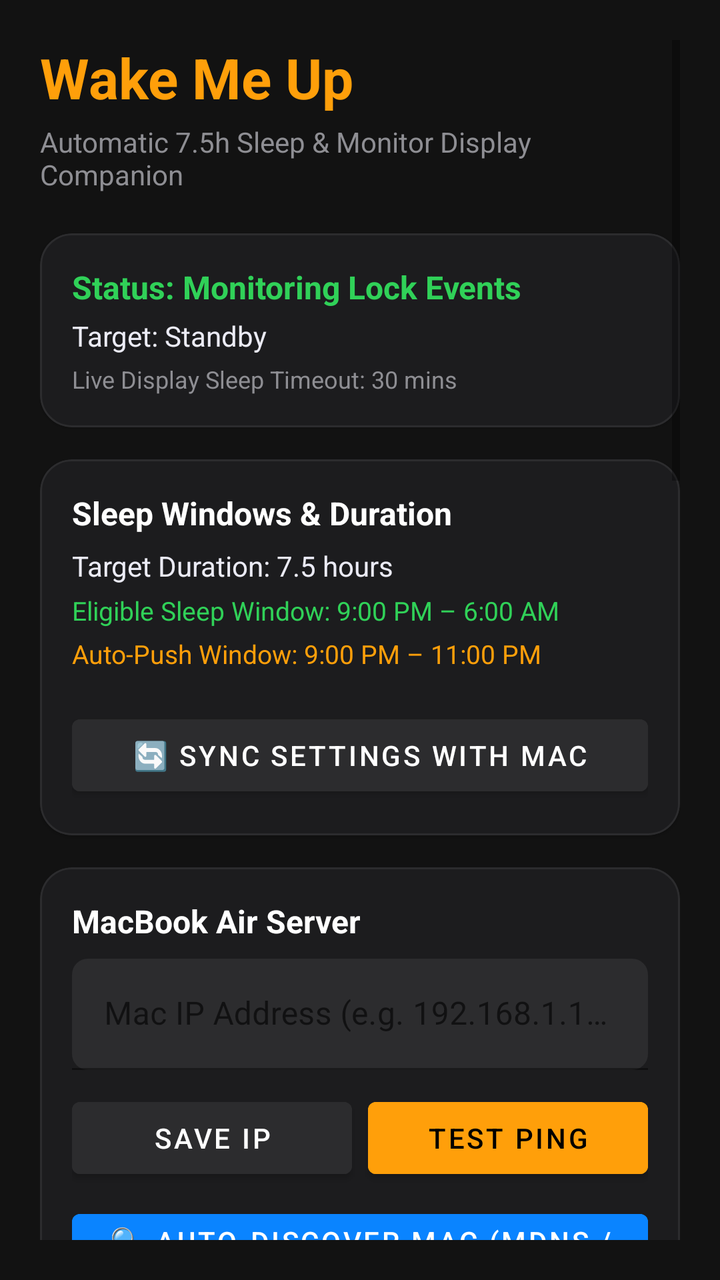
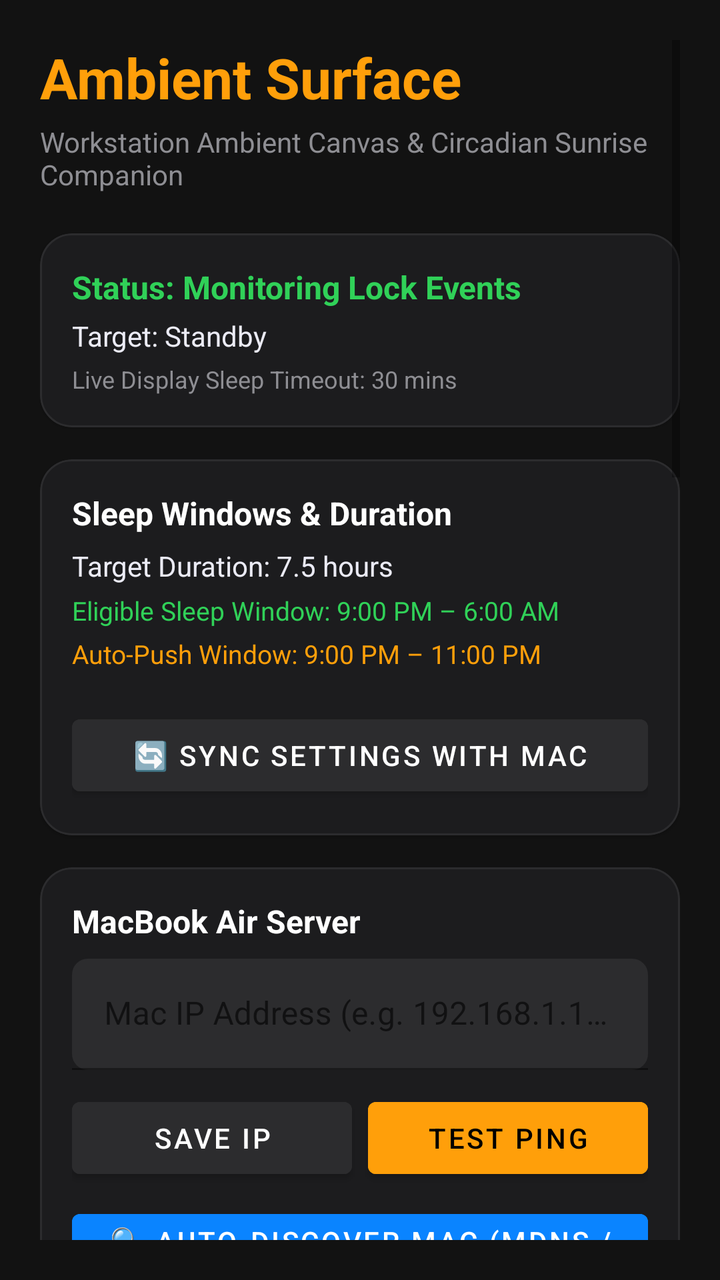

Compare the two renders of this Android layout. The source of the first and the diff that turns it into the second are given below.
<!-- AndroidManifest.xml: application theme Theme.Material3.DayNight.NoActionBar -->
<!-- res/layout/activity_main.xml -->
<?xml version="1.0" encoding="utf-8"?>
<ScrollView xmlns:android="http://schemas.android.com/apk/res/android"
    xmlns:app="http://schemas.android.com/apk/res-auto"
    android:layout_width="match_parent"
    android:layout_height="match_parent"
    android:background="#121212"
    android:padding="20dp">

    <LinearLayout
        android:layout_width="match_parent"
        android:layout_height="wrap_content"
        android:orientation="vertical">

        
        <TextView
            android:layout_width="wrap_content"
            android:layout_height="wrap_content"
            android:text="Wake Me Up"
            android:textColor="#FF9F0A"
            android:textSize="28sp"
            android:textStyle="bold" />

        <TextView
            android:layout_width="wrap_content"
            android:layout_height="wrap_content"
            android:layout_marginTop="4dp"
            android:text="Automatic 7.5h Sleep &amp; Monitor Display Companion"
            android:textColor="#8E8E93"
            android:textSize="14sp" />

        
        <com.google.android.material.card.MaterialCardView
            android:layout_width="match_parent"
            android:layout_height="wrap_content"
            android:layout_marginTop="20dp"
            app:cardBackgroundColor="#1C1C1E"
            app:cardCornerRadius="16dp"
            app:strokeColor="#2C2C2E"
            app:strokeWidth="1dp">

            <LinearLayout
                android:layout_width="match_parent"
                android:layout_height="wrap_content"
                android:orientation="vertical"
                android:padding="16dp">

                <TextView
                    android:id="@+id/tvSleepStatus"
                    android:layout_width="wrap_content"
                    android:layout_height="wrap_content"
                    android:text="Status: Monitoring Lock Events"
                    android:textColor="#30D158"
                    android:textSize="16sp"
                    android:textStyle="bold" />

                <TextView
                    android:id="@+id/tvWakeTarget"
                    android:layout_width="wrap_content"
                    android:layout_height="wrap_content"
                    android:layout_marginTop="4dp"
                    android:text="Target: Standby"
                    android:textColor="#EBEBF5"
                    android:textSize="14sp" />

                <TextView
                    android:id="@+id/tvDisplayTimeout"
                    android:layout_width="wrap_content"
                    android:layout_height="wrap_content"
                    android:layout_marginTop="4dp"
                    android:text="Live Display Sleep Timeout: 30 mins"
                    android:textColor="#8E8E93"
                    android:textSize="12sp" />

            </LinearLayout>
        </com.google.android.material.card.MaterialCardView>

        
        <com.google.android.material.card.MaterialCardView
            android:layout_width="match_parent"
            android:layout_height="wrap_content"
            android:layout_marginTop="16dp"
            app:cardBackgroundColor="#1C1C1E"
            app:cardCornerRadius="16dp"
            app:strokeColor="#2C2C2E"
            app:strokeWidth="1dp">

            <LinearLayout
                android:layout_width="match_parent"
                android:layout_height="wrap_content"
                android:orientation="vertical"
                android:padding="16dp">

                <TextView
                    android:layout_width="wrap_content"
                    android:layout_height="wrap_content"
                    android:text="Sleep Windows &amp; Duration"
                    android:textColor="#FFFFFF"
                    android:textSize="16sp"
                    android:textStyle="bold" />

                <TextView
                    android:id="@+id/tvSleepDuration"
                    android:layout_width="wrap_content"
                    android:layout_height="wrap_content"
                    android:layout_marginTop="6dp"
                    android:text="Target Duration: 7.5 hours"
                    android:textColor="#EBEBF5"
                    android:textSize="14sp" />

                <TextView
                    android:id="@+id/tvSleepWindow"
                    android:layout_width="wrap_content"
                    android:layout_height="wrap_content"
                    android:layout_marginTop="4dp"
                    android:text="Eligible Sleep Window: 9:00 PM – 6:00 AM"
                    android:textColor="#30D158"
                    android:textSize="13sp" />

                <TextView
                    android:id="@+id/tvAutoPushWindow"
                    android:layout_width="wrap_content"
                    android:layout_height="wrap_content"
                    android:layout_marginTop="4dp"
                    android:text="Auto-Push Window: 9:00 PM – 11:00 PM"
                    android:textColor="#FF9F0A"
                    android:textSize="13sp" />

                <com.google.android.material.materialswitch.MaterialSwitch
                    android:id="@+id/switchAwayMode"
                    android:layout_width="match_parent"
                    android:layout_height="wrap_content"
                    android:layout_marginTop="10dp"
                    android:text="Away Mode (Suppress Monitors)"
                    android:textColor="#FFFFFF"
                    android:textSize="14sp" />

                <Button
                    android:id="@+id/btnSyncConfig"
                    android:layout_width="match_parent"
                    android:layout_height="wrap_content"
                    android:layout_marginTop="8dp"
                    android:backgroundTint="#2C2C2E"
                    android:text="🔄 Sync Settings with Mac"
                    android:textColor="#FFFFFF" />

            </LinearLayout>
        </com.google.android.material.card.MaterialCardView>

        
        <com.google.android.material.card.MaterialCardView
            android:layout_width="match_parent"
            android:layout_height="wrap_content"
            android:layout_marginTop="16dp"
            app:cardBackgroundColor="#1C1C1E"
            app:cardCornerRadius="16dp"
            app:strokeColor="#2C2C2E"
            app:strokeWidth="1dp">

            <LinearLayout
                android:layout_width="match_parent"
                android:layout_height="wrap_content"
                android:orientation="vertical"
                android:padding="16dp">

                <TextView
                    android:layout_width="wrap_content"
                    android:layout_height="wrap_content"
                    android:text="MacBook Air Server"
                    android:textColor="#FFFFFF"
                    android:textSize="16sp"
                    android:textStyle="bold" />

                <com.google.android.material.textfield.TextInputLayout
                    android:layout_width="match_parent"
                    android:layout_height="wrap_content"
                    android:layout_marginTop="8dp"
                    android:hint="Mac IP Address (e.g. 192.168.1.100)"
                    app:boxBackgroundColor="#2C2C2E"
                    app:boxCornerRadiusBottomEnd="8dp"
                    app:boxCornerRadiusBottomStart="8dp"
                    app:boxCornerRadiusTopEnd="8dp"
                    app:boxCornerRadiusTopStart="8dp">

                    <com.google.android.material.textfield.TextInputEditText
                        android:id="@+id/etMacHost"
                        android:layout_width="match_parent"
                        android:layout_height="wrap_content"
                        android:inputType="textUri"
                        android:textColor="#FFFFFF" />
                </com.google.android.material.textfield.TextInputLayout>

                <LinearLayout
                    android:layout_width="match_parent"
                    android:layout_height="wrap_content"
                    android:layout_marginTop="10dp"
                    android:orientation="horizontal">

                    <Button
                        android:id="@+id/btnSaveHost"
                        android:layout_width="0dp"
                        android:layout_height="wrap_content"
                        android:layout_weight="1"
                        android:backgroundTint="#2C2C2E"
                        android:text="Save IP"
                        android:textColor="#FFFFFF" />

                    <Button
                        android:id="@+id/btnTestConnection"
                        android:layout_width="0dp"
                        android:layout_height="wrap_content"
                        android:layout_marginStart="8dp"
                        android:layout_weight="1"
                        android:backgroundTint="#FF9F0A"
                        android:text="Test Ping"
                        android:textColor="#000000" />
                </LinearLayout>

                <Button
                    android:id="@+id/btnAutoDiscover"
                    android:layout_width="match_parent"
                    android:layout_height="wrap_content"
                    android:layout_marginTop="8dp"
                    android:backgroundTint="#0A84FF"
                    android:text="🔍 Auto-Discover Mac (mDNS / Scan)"
                    android:textColor="#FFFFFF" />

            </LinearLayout>
        </com.google.android.material.card.MaterialCardView>

        
        <com.google.android.material.card.MaterialCardView
            android:layout_width="match_parent"
            android:layout_height="wrap_content"
            android:layout_marginTop="16dp"
            app:cardBackgroundColor="#1C1C1E"
            app:cardCornerRadius="16dp"
            app:strokeColor="#2C2C2E"
            app:strokeWidth="1dp">

            <LinearLayout
                android:layout_width="match_parent"
                android:layout_height="wrap_content"
                android:orientation="vertical"
                android:padding="16dp">

                <TextView
                    android:layout_width="wrap_content"
                    android:layout_height="wrap_content"
                    android:text="🖥️ Screen Message Billboard"
                    android:textColor="#FFFFFF"
                    android:textSize="16sp"
                    android:textStyle="bold" />

                <TextView
                    android:layout_width="wrap_content"
                    android:layout_height="wrap_content"
                    android:layout_marginTop="2dp"
                    android:text="Display a custom message on connected Mac monitors"
                    android:textColor="#8E8E93"
                    android:textSize="12sp" />

                
                <com.google.android.material.textfield.TextInputLayout
                    android:layout_width="match_parent"
                    android:layout_height="wrap_content"
                    android:layout_marginTop="12dp"
                    android:hint="Type message (e.g. Call in 10 mins / BRB)"
                    app:boxBackgroundColor="#2C2C2E"
                    app:boxCornerRadiusBottomEnd="8dp"
                    app:boxCornerRadiusBottomStart="8dp"
                    app:boxCornerRadiusTopEnd="8dp"
                    app:boxCornerRadiusTopStart="8dp">

                    <com.google.android.material.textfield.TextInputEditText
                        android:id="@+id/etScreenMessage"
                        android:layout_width="match_parent"
                        android:layout_height="wrap_content"
                        android:inputType="textMultiLine"
                        android:minLines="2"
                        android:maxLines="4"
                        android:textColor="#FFFFFF" />
                </com.google.android.material.textfield.TextInputLayout>

                
                <TextView
                    android:id="@+id/tvRecentMessagesLabel"
                    android:layout_width="wrap_content"
                    android:layout_height="wrap_content"
                    android:layout_marginTop="8dp"
                    android:text="Recent messages (tap to use):"
                    android:textColor="#8E8E93"
                    android:textSize="12sp" />

                <HorizontalScrollView
                    android:layout_width="match_parent"
                    android:layout_height="wrap_content"
                    android:layout_marginTop="4dp"
                    android:scrollbars="none">

                    <com.google.android.material.chip.ChipGroup
                        android:id="@+id/chipGroupRecentMessages"
                        android:layout_width="wrap_content"
                        android:layout_height="wrap_content"
                        app:singleLine="true" />
                </HorizontalScrollView>

                
                <TextView
                    android:layout_width="wrap_content"
                    android:layout_height="wrap_content"
                    android:layout_marginTop="10dp"
                    android:text="Target Display:"
                    android:textColor="#8E8E93"
                    android:textSize="12sp" />

                <Spinner
                    android:id="@+id/spTargetDisplay"
                    android:layout_width="match_parent"
                    android:layout_height="44dp"
                    android:layout_marginTop="4dp"
                    android:background="#2C2C2E" />

                
                <TextView
                    android:layout_width="wrap_content"
                    android:layout_height="wrap_content"
                    android:layout_marginTop="10dp"
                    android:text="Display Duration:"
                    android:textColor="#8E8E93"
                    android:textSize="12sp" />

                <RadioGroup
                    android:id="@+id/rgMessageDuration"
                    android:layout_width="match_parent"
                    android:layout_height="wrap_content"
                    android:layout_marginTop="4dp"
                    android:orientation="horizontal">

                    <RadioButton
                        android:id="@+id/rbPersistent"
                        android:layout_width="wrap_content"
                        android:layout_height="wrap_content"
                        android:checked="true"
                        android:text="Persistent (ESC)"
                        android:textColor="#EBEBF5"
                        android:textSize="13sp" />

                    <RadioButton
                        android:id="@+id/rbToast15s"
                        android:layout_width="wrap_content"
                        android:layout_height="wrap_content"
                        android:layout_marginStart="12dp"
                        android:text="15s Toast"
                        android:textColor="#EBEBF5"
                        android:textSize="13sp" />

                    <RadioButton
                        android:id="@+id/rbToast30s"
                        android:layout_width="wrap_content"
                        android:layout_height="wrap_content"
                        android:layout_marginStart="12dp"
                        android:text="30s Toast"
                        android:textColor="#EBEBF5"
                        android:textSize="13sp" />
                </RadioGroup>

                
                <LinearLayout
                    android:layout_width="match_parent"
                    android:layout_height="wrap_content"
                    android:layout_marginTop="12dp"
                    android:orientation="horizontal">

                    <Button
                        android:id="@+id/btnSendMessage"
                        android:layout_width="0dp"
                        android:layout_height="wrap_content"
                        android:layout_weight="1"
                        android:backgroundTint="#0A84FF"
                        android:text="📤 Send to Screen"
                        android:textColor="#FFFFFF"
                        android:textStyle="bold" />

                    <Button
                        android:id="@+id/btnDismissScreenMessage"
                        android:layout_width="wrap_content"
                        android:layout_height="wrap_content"
                        android:layout_marginStart="8dp"
                        android:backgroundTint="#3A1C1C"
                        android:text="Clear Screen"
                        android:textColor="#FF453A" />
                </LinearLayout>

                
                <TextView
                    android:id="@+id/tvActiveMessageStatus"
                    android:layout_width="wrap_content"
                    android:layout_height="wrap_content"
                    android:layout_marginTop="8dp"
                    android:text=""
                    android:textColor="#30D158"
                    android:textSize="12sp"
                    android:visibility="gone" />

            </LinearLayout>
        </com.google.android.material.card.MaterialCardView>

        
        <TextView
            android:layout_width="wrap_content"
            android:layout_height="wrap_content"
            android:layout_marginTop="20dp"
            android:text="Actions &amp; Overrides"
            android:textColor="#8E8E93"
            android:textSize="14sp"
            android:textStyle="bold" />

        <Button
            android:id="@+id/btnManualSleep"
            android:layout_width="match_parent"
            android:layout_height="56dp"
            android:layout_marginTop="8dp"
            android:backgroundTint="#30D158"
            android:text="Start Sleep Now (Manual 7.5h)"
            android:textColor="#000000"
            android:textSize="16sp"
            android:textStyle="bold" />

        <Button
            android:id="@+id/btnTestMode"
            android:layout_width="match_parent"
            android:layout_height="48dp"
            android:layout_marginTop="8dp"
            android:backgroundTint="#2C2C2E"
            android:text="Preview Display (10s Test Mode)"
            android:textColor="#FFFFFF" />

        <Button
            android:id="@+id/btnTestPhoneAlarm"
            android:layout_width="match_parent"
            android:layout_height="48dp"
            android:layout_marginTop="8dp"
            android:backgroundTint="#FF9F0A"
            android:text="🔔 Test Phone Alarm (Ring in 5s)"
            android:textColor="#000000"
            android:textStyle="bold" />

        <Button
            android:id="@+id/btnTest1MinSleep"
            android:layout_width="match_parent"
            android:layout_height="48dp"
            android:layout_marginTop="8dp"
            android:backgroundTint="#32D74B"
            android:text="⏱️ Test 1-Min Sleep &amp; Alarm Flow"
            android:textColor="#000000"
            android:textStyle="bold" />

        <Button
            android:id="@+id/btnStopSleep"
            android:layout_width="match_parent"
            android:layout_height="48dp"
            android:layout_marginTop="8dp"
            android:backgroundTint="#3A1C1C"
            android:text="Stop Sleep / I'm Awake"
            android:textColor="#FF453A" />

        
        <TextView
            android:layout_width="wrap_content"
            android:layout_height="wrap_content"
            android:layout_marginTop="24dp"
            android:text="OnePlus / OxygenOS Setup Checklist"
            android:textColor="#FF9F0A"
            android:textSize="14sp"
            android:textStyle="bold" />

        <Button
            android:id="@+id/btnBatteryOpt"
            android:layout_width="match_parent"
            android:layout_height="wrap_content"
            android:layout_marginTop="8dp"
            android:backgroundTint="#2C2C2E"
            android:text="1. Disable Battery Optimization"
            android:textColor="#FFFFFF" />

        <Button
            android:id="@+id/btnUsageAccess"
            android:layout_width="match_parent"
            android:layout_height="wrap_content"
            android:layout_marginTop="6dp"
            android:backgroundTint="#2C2C2E"
            android:text="2. Grant Usage Access (Inactivity Check)"
            android:textColor="#FFFFFF" />

        <Button
            android:id="@+id/btnAccessibility"
            android:layout_width="match_parent"
            android:layout_height="wrap_content"
            android:layout_marginTop="6dp"
            android:backgroundTint="#2C2C2E"
            android:text="3. Enable Watchdog (Accessibility)"
            android:textColor="#FFFFFF" />

        <Button
            android:id="@+id/btnAutoLaunch"
            android:layout_width="match_parent"
            android:layout_height="wrap_content"
            android:layout_marginTop="6dp"
            android:backgroundTint="#2C2C2E"
            android:text="4. OnePlus Auto-Launch Manager"
            android:textColor="#FFFFFF" />

    </LinearLayout>
</ScrollView>
<!-- resources referenced by this layout -->
<resources>
  <style name="Theme.Material3.DayNight.NoActionBar" parent="Theme.MaterialComponents.DayNight.NoActionBar">
          <item name="colorPrimary">#FF9F0A</item>
          <item name="colorSecondary">#30D158</item>
          <item name="android:statusBarColor">#121212</item>
      </style>
</resources>

<!-- the commit's change to res/layout/activity_main.xml (unified diff, before → after) -->
@@ -15,7 +15,7 @@
         <TextView
             android:layout_width="wrap_content"
             android:layout_height="wrap_content"
-            android:text="Wake Me Up"
+            android:text="Ambient Surface"
             android:textColor="#FF9F0A"
             android:textSize="28sp"
             android:textStyle="bold" />
@@ -24,7 +24,7 @@
             android:layout_width="wrap_content"
             android:layout_height="wrap_content"
             android:layout_marginTop="4dp"
-            android:text="Automatic 7.5h Sleep &amp; Monitor Display Companion"
+            android:text="Workstation Ambient Canvas &amp; Circadian Sunrise Companion"
             android:textColor="#8E8E93"
             android:textSize="14sp" />
 
@@ -246,7 +246,7 @@
                 <TextView
                     android:layout_width="wrap_content"
                     android:layout_height="wrap_content"
-                    android:text="🖥️ Screen Message Billboard"
+                    android:text="🖥️ Ambient Surface Canvas"
                     android:textColor="#FFFFFF"
                     android:textSize="16sp"
                     android:textStyle="bold" />
@@ -255,7 +255,7 @@
                     android:layout_width="wrap_content"
                     android:layout_height="wrap_content"
                     android:layout_marginTop="2dp"
-                    android:text="Display a custom message on connected Mac monitors"
+                    android:text="Broadcast billboard message or privacy lock across displays"
                     android:textColor="#8E8E93"
                     android:textSize="12sp" />
 
@@ -264,7 +264,7 @@
                     android:layout_width="match_parent"
                     android:layout_height="wrap_content"
                     android:layout_marginTop="12dp"
-                    android:hint="Type message (e.g. Call in 10 mins / BRB)"
+                    android:hint="Headline / Message (e.g. At the Gym / BRB)"
                     app:boxBackgroundColor="#2C2C2E"
                     app:boxCornerRadiusBottomEnd="8dp"
                     app:boxCornerRadiusBottomStart="8dp"
@@ -276,18 +276,38 @@
                         android:layout_width="match_parent"
                         android:layout_height="wrap_content"
                         android:inputType="textMultiLine"
-                        android:minLines="2"
-                        android:maxLines="4"
+                        android:minLines="1"
+                        android:maxLines="3"
                         android:textColor="#FFFFFF" />
                 </com.google.android.material.textfield.TextInputLayout>
 
                 
+                <com.google.android.material.textfield.TextInputLayout
+                    android:layout_width="match_parent"
+                    android:layout_height="wrap_content"
+                    android:layout_marginTop="8dp"
+                    android:hint="Subtitle (optional, e.g. Back at 5:30. Do not touch.)"
+                    app:boxBackgroundColor="#2C2C2E"
+                    app:boxCornerRadiusBottomEnd="8dp"
+                    app:boxCornerRadiusBottomStart="8dp"
+                    app:boxCornerRadiusTopEnd="8dp"
+                    app:boxCornerRadiusTopStart="8dp">
+
+                    <com.google.android.material.textfield.TextInputEditText
+                        android:id="@+id/etCanvasSubtitle"
+                        android:layout_width="match_parent"
+                        android:layout_height="wrap_content"
+                        android:inputType="text"
+                        android:textColor="#FFFFFF" />
+                </com.google.android.material.textfield.TextInputLayout>
+
+                
                 <TextView
                     android:id="@+id/tvRecentMessagesLabel"
                     android:layout_width="wrap_content"
                     android:layout_height="wrap_content"
                     android:layout_marginTop="8dp"
-                    android:text="Recent messages (tap to use):"
+                    android:text="Recent presets (tap to use):"
                     android:textColor="#8E8E93"
                     android:textSize="12sp" />
 
@@ -325,7 +345,7 @@
                     android:layout_width="wrap_content"
                     android:layout_height="wrap_content"
                     android:layout_marginTop="10dp"
-                    android:text="Display Duration:"
+                    android:text="Dismiss Policy &amp; Duration:"
                     android:textColor="#8E8E93"
                     android:textSize="12sp" />
 
@@ -341,16 +361,25 @@
                         android:layout_width="wrap_content"
                         android:layout_height="wrap_content"
                         android:checked="true"
-                        android:text="Persistent (ESC)"
+                        android:text="ESC (Any)"
                         android:textColor="#EBEBF5"
+                        android:textSize="13sp" />
+
+                    <RadioButton
+                        android:id="@+id/rbLockPhoneOnly"
+                        android:layout_width="wrap_content"
+                        android:layout_height="wrap_content"
+                        android:layout_marginStart="8dp"
+                        android:text="🔒 Locked"
+                        android:textColor="#FF453A"
                         android:textSize="13sp" />
 
                     <RadioButton
                         android:id="@+id/rbToast15s"
                         android:layout_width="wrap_content"
                         android:layout_height="wrap_content"
-                        android:layout_marginStart="12dp"
-                        android:text="15s Toast"
+                        android:layout_marginStart="8dp"
+                        android:text="15s"
                         android:textColor="#EBEBF5"
                         android:textSize="13sp" />
 
@@ -358,8 +387,8 @@
                         android:id="@+id/rbToast30s"
                         android:layout_width="wrap_content"
                         android:layout_height="wrap_content"
-                        android:layout_marginStart="12dp"
-                        android:text="30s Toast"
+                        android:layout_marginStart="8dp"
+                        android:text="30s"
                         android:textColor="#EBEBF5"
                         android:textSize="13sp" />
                 </RadioGroup>
